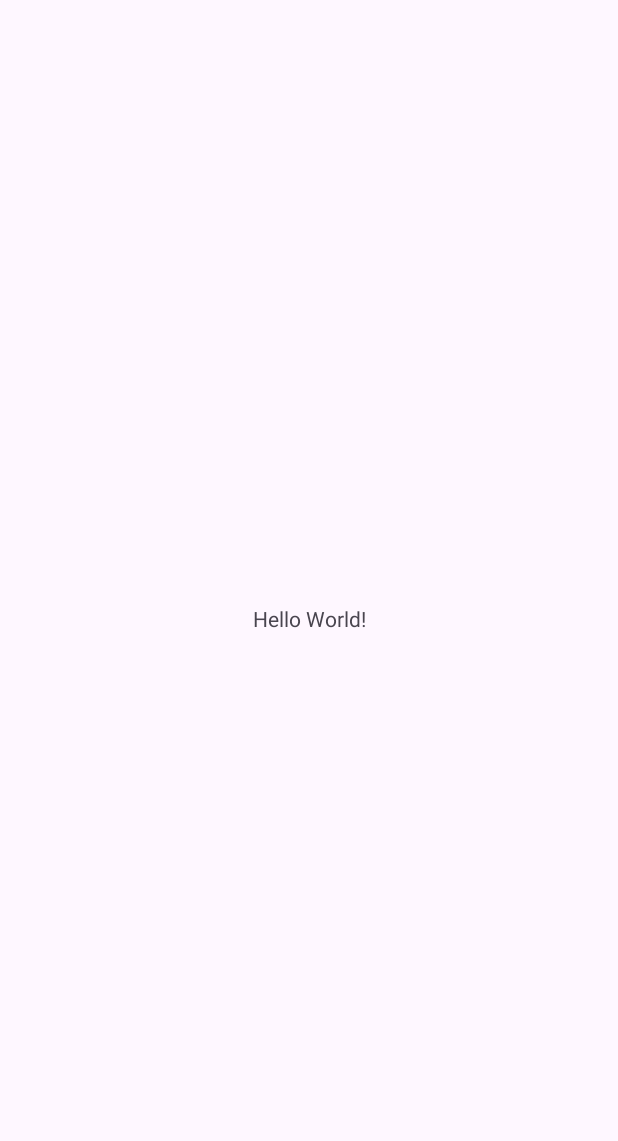
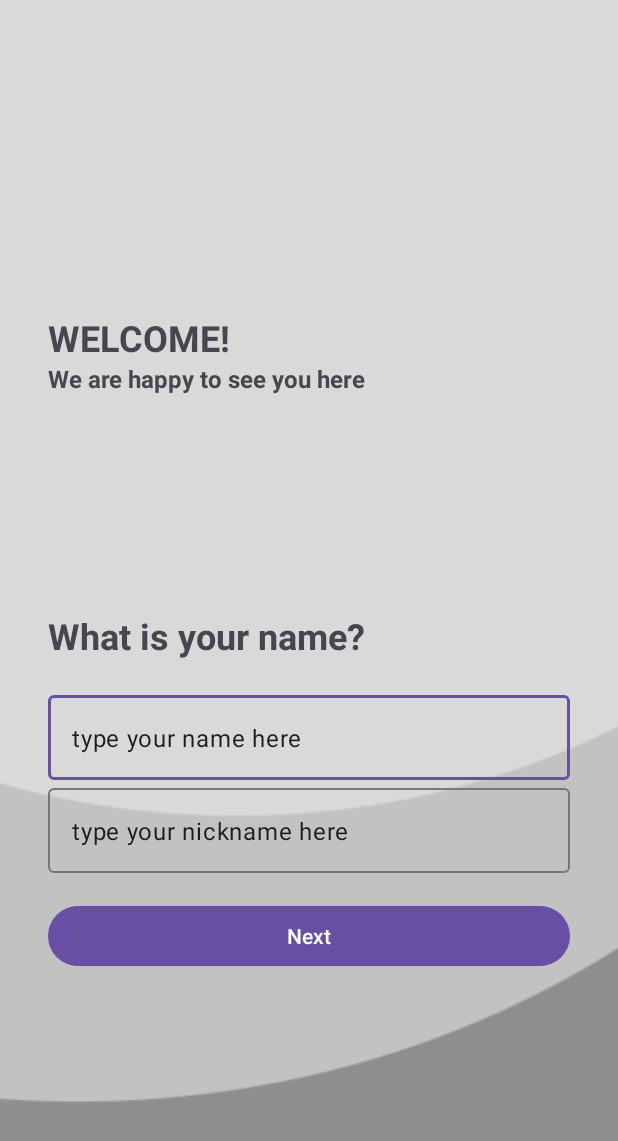
Before and after one commit to Compfest-AIdea/mobile-application, an Android app: the screen it shows after launch (MainActivity before the commit, WelcomeActivity after it), on a phone screen of 412 x 824 dp. Before the commit the part shown is almost empty. Shown: the top 1141 px of the screen. Run offline under Robolectric (Android 15) with nearby library versions, the phone set to English and light mode, and no system bars.

Commit message:
add welcome activity

```diff
--- a/app/src/main/AndroidManifest.xml
+++ b/app/src/main/AndroidManifest.xml
@@ -13,8 +13,15 @@
         android:theme="@style/Theme.AIApplication"
         tools:targetApi="31">
         <activity
-            android:name=".MainActivity"
-            android:exported="true">
+            android:name=".ui.HomeActivity"
+            android:exported="false" />
+        <activity
+            android:name=".ui.WelcomeActivity"
+            android:exported="false" />
+        <activity
+            android:name=".ui.MainActivity"
+            android:exported="true"
+            android:noHistory="true">
             <intent-filter>
                 <action android:name="android.intent.action.MAIN" />
 
--- /dev/null
+++ b/app/src/main/java/com/compfest/aiapplication/Constants.kt
@@ -0,0 +1,4 @@
+package com.compfest.aiapplication
+
+const val LOGIN_PREF = "LoginPreferences"
+const val LOGIN_STATUS = "isLoggedIn"
--- /dev/null
+++ b/app/src/main/java/com/compfest/aiapplication/ui/MainActivity.kt
@@ -0,0 +1,42 @@
+package com.compfest.aiapplication.ui
+
+import android.content.Context
+import android.content.Intent
+import androidx.appcompat.app.AppCompatActivity
+import android.os.Bundle
+import android.os.Handler
+import android.os.Looper
+import com.compfest.aiapplication.LOGIN_PREF
+import com.compfest.aiapplication.LOGIN_STATUS
+import com.compfest.aiapplication.R
+
+class MainActivity : AppCompatActivity() {
+    override fun onCreate(savedInstanceState: Bundle?) {
+        super.onCreate(savedInstanceState)
+        setContentView(R.layout.activity_main)
+
+        val hasLoggedInBefore = getSharedPreferences(LOGIN_PREF, Context.MODE_PRIVATE).getBoolean(
+            LOGIN_STATUS, false)
+        Handler(Looper.getMainLooper()).postDelayed({
+            if (hasLoggedInBefore) {
+                toHome()
+            } else {
+                toWelcome()
+            }
+        }, SPLASH_SCREEN_DELAY)
+    }
+
+    private fun toWelcome() {
+        startActivity(Intent(this, WelcomeActivity::class.java))
+        finish()
+    }
+
+    private fun toHome() {
+        startActivity(Intent(this, HomeActivity::class.java))
+        finish()
+    }
+
+    companion object {
+        private const val SPLASH_SCREEN_DELAY = 3000L
+    }
+}
--- a/app/src/main/java/com/compfest/aiapplication/MainActivity.kt
+++ b/app/src/main/java/com/compfest/aiapplication/ui/WelcomeActivity.kt
@@ -1,11 +1,12 @@
-package com.compfest.aiapplication
+package com.compfest.aiapplication.ui
 
 import androidx.appcompat.app.AppCompatActivity
 import android.os.Bundle
+import com.compfest.aiapplication.R
 
-class MainActivity : AppCompatActivity() {
+class WelcomeActivity : AppCompatActivity() {
     override fun onCreate(savedInstanceState: Bundle?) {
         super.onCreate(savedInstanceState)
-        setContentView(R.layout.activity_main)
+        setContentView(R.layout.activity_welcome)
     }
 }
--- /dev/null
+++ b/app/src/main/res/layout/activity_welcome.xml
@@ -0,0 +1,82 @@
+<?xml version="1.0" encoding="utf-8"?>
+<androidx.constraintlayout.widget.ConstraintLayout xmlns:android="http://schemas.android.com/apk/res/android"
+    xmlns:app="http://schemas.android.com/apk/res-auto"
+    xmlns:tools="http://schemas.android.com/tools"
+    android:layout_width="match_parent"
+    android:layout_height="match_parent"
+    tools:context=".ui.WelcomeActivity"
+    android:background="@drawable/background">
+
+    <LinearLayout
+        android:layout_width="match_parent"
+        android:layout_height="wrap_content"
+        android:orientation="vertical"
+        app:layout_constraintBottom_toBottomOf="parent"
+        app:layout_constraintEnd_toEndOf="parent"
+        app:layout_constraintStart_toStartOf="parent"
+        app:layout_constraintTop_toTopOf="parent">
+        <LinearLayout
+            android:layout_width="match_parent"
+            android:layout_height="wrap_content"
+            android:orientation="vertical"
+            android:padding="32dp">
+            <androidx.appcompat.widget.AppCompatTextView
+                android:id="@+id/tv_welcome"
+                android:layout_width="match_parent"
+                android:layout_height="wrap_content"
+                android:text="Welcome!"
+                android:textAllCaps="true"
+                android:textSize="24sp"
+                android:textStyle="bold" />
+            <androidx.appcompat.widget.AppCompatTextView
+                android:layout_width="match_parent"
+                android:layout_height="wrap_content"
+                android:text="We are happy to see you here"
+                android:textSize="16sp"
+                android:textStyle="bold" />
+        </LinearLayout>
+
+        <LinearLayout
+            android:layout_width="match_parent"
+            android:layout_height="wrap_content"
+            android:layout_marginTop="112dp"
+            android:orientation="vertical"
+            android:paddingStart="32dp"
+            android:paddingEnd="32dp">
+            <androidx.appcompat.widget.AppCompatTextView
+                android:layout_width="match_parent"
+                android:layout_height="wrap_content"
+                android:layout_marginBottom="18dp"
+                android:text="What is your name?"
+                android:textSize="24sp"
+                android:textStyle="bold" />
+            <com.google.android.material.textfield.TextInputLayout
+                android:layout_width="match_parent"
+                android:layout_height="wrap_content">
+                <com.google.android.material.textfield.TextInputEditText
+                    android:layout_width="match_parent"
+                    android:layout_height="wrap_content"
+                    android:text="type your name here"
+                    android:textSize="16sp"/>
+            </com.google.android.material.textfield.TextInputLayout>
+            <com.google.android.material.textfield.TextInputLayout
+                android:layout_width="match_parent"
+                android:layout_height="wrap_content">
+                <com.google.android.material.textfield.TextInputEditText
+                    android:layout_width="match_parent"
+                    android:layout_height="wrap_content"
+                    android:text="type your nickname here"
+                    android:textSize="16sp" />
+            </com.google.android.material.textfield.TextInputLayout>
+            <Button
+                android:layout_width="match_parent"
+                android:layout_height="wrap_content"
+                android:layout_marginTop="18dp"
+                android:text="Next"
+                android:textAllCaps="false" />
+
+        </LinearLayout>
+
+    </LinearLayout>
+
+</androidx.constraintlayout.widget.ConstraintLayout>
```
Also changed, not shown: app/src/main/java/com/compfest/aiapplication/ui/HomeActivity.kt (added, +12 -0 lines), app/src/main/res/layout/activity_home.xml (added, +9 -0 lines), app/src/main/res/layout/activity_main.xml (+19 -4 lines), app/src/main/res/drawable/background.png (added).
